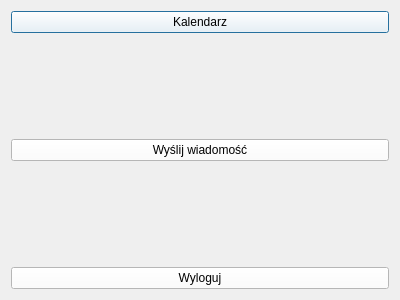
przemek1793/UML-z-qt, file doradca.ui: the form before one commit.
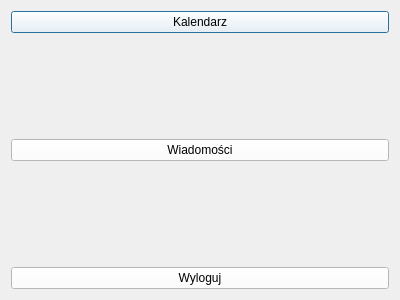
The form after the commit.

```diff
--- a/doradca.ui
+++ b/doradca.ui
@@ -43,7 +43,7 @@
       <string notr="true">background-color:white;</string>
      </property>
      <property name="text">
-      <string>Wyślij wiadomość</string>
+      <string>Wiadomości</string>
      </property>
     </widget>
    </item>
```
